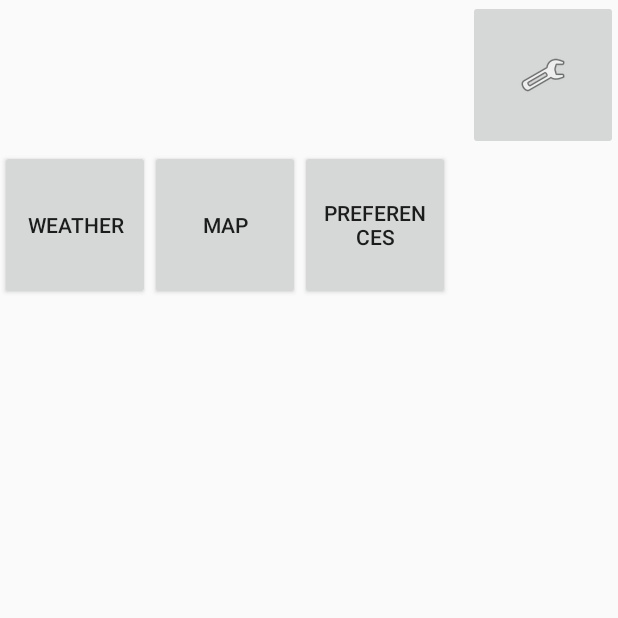
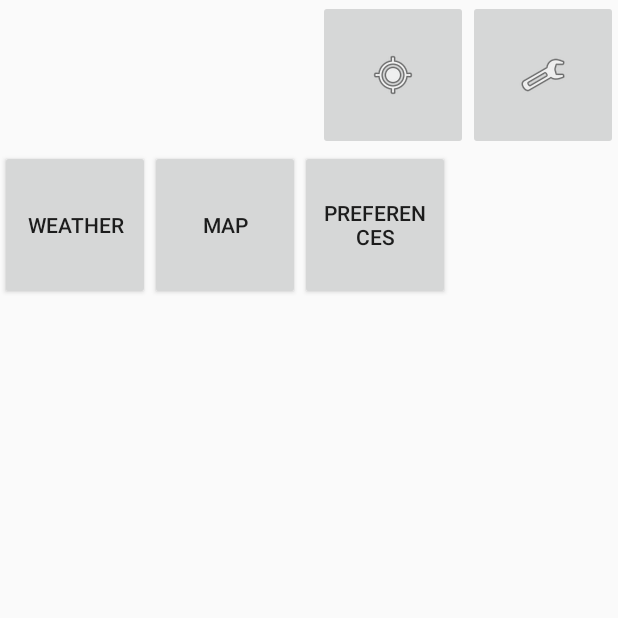
Before and after one commit to jcarter326613/blue-sky-charts, an Android app: the MapViewActivity screen opened directly, with no data from a screen before it, after a tap on "Main Menu", on a phone screen of 412 x 824 dp, the top half of it. Run offline under Robolectric (Android 15) with nearby library versions, the phone set to English and light mode, and no system bars; our stand-ins replace FlexboxLayout; libraries missing offline, so code that uses them is left out: com.android.billingclient, com.fasterxml.jackson; 6 statements that could not run were skipped.

Commit message:
Made a button to return to focus on center. HOpefully made it so tracking is preserved through rotation

```diff
--- a/vfr-green-app/app/src/main/java/com/blueskycharts/app/map/MapViewActivity.kt
+++ b/vfr-green-app/app/src/main/java/com/blueskycharts/app/map/MapViewActivity.kt
@@ -11,6 +11,7 @@ import android.content.pm.PackageManager
 import android.net.ConnectivityManager
 import android.net.Uri
 import android.os.Bundle
+import android.widget.Button
 import androidx.appcompat.app.AppCompatActivity
 import androidx.core.app.ActivityCompat
 import androidx.core.content.ContextCompat
@@ -18,17 +19,29 @@ import com.blueskycharts.app.Constants
 import com.blueskycharts.app.R
 import com.blueskycharts.app.map.assetmanagement.TilePersistenceManager
 import com.blueskycharts.app.map.view.NavigableMap2d
+import com.blueskycharts.app.preferences.Preferences
 import com.blueskycharts.app.subscription.SubscriptionActivity
 import com.blueskycharts.app.subscription.SubscriptionChecker
 import com.google.android.gms.location.LocationServices
 import com.google.firebase.analytics.FirebaseAnalytics
 
+class MapViewActivity : SubscriptionChecker(false, true), Preferences.Listener {
+    private var map: NavigableMap2d? = null
 
-class MapViewActivity : SubscriptionChecker(false, true) {
     override fun onCreate(savedInstanceState: Bundle?) {
         super.onCreate(savedInstanceState)
         setContentView(R.layout.activity_map_view)
+        map = findViewById<NavigableMap2d>(R.id.navigableMap2d)
 
         TilePersistenceManager.getInstance(getSystemService(Context.CONNECTIVITY_SERVICE) as ConnectivityManager)
+
+        Preferences.instance.addListener(this)
+    }
+
+    override fun preferenceChanged(preferenceName: String) {
+        if (preferenceName == Preferences.propertyNameMapTrackLocation) {
+            val track = Preferences.instance.getBooleanValue(Preferences.propertyNameMapTrackLocation, Preferences.defaultValueMapTrackLocation)
+            map?.trackCurrentLocation = track
+        }
     }
 }
--- a/vfr-green-app/app/src/main/java/com/blueskycharts/app/map/NavigableMapFragment.kt
+++ b/vfr-green-app/app/src/main/java/com/blueskycharts/app/map/NavigableMapFragment.kt
@@ -24,7 +24,8 @@ import com.google.android.gms.tasks.Task
 
 class NavigableMapFragment: Fragment() {
     private val requestCode: Int = com.blueskycharts.app.Constants.geoLocationRequestCode
-    private var mapView: NavigableMap2d? = null
+    var mapView: NavigableMap2d? = null
+        private set
 
     override fun onCreateView(inflater: LayoutInflater, container: ViewGroup?, savedInstanceState: Bundle?): View? {
         return inflater.inflate(R.layout.fragment_navigable_map, container, false)
@@ -44,6 +45,10 @@ class NavigableMapFragment: Fragment() {
         } else {
             Log.error(null, "Loaded view without activity.  Can not connect view model.")
         }
+    }
+
+    override fun onResume() {
+        super.onResume()
 
         requestLocationPermissions()
     }
--- a/vfr-green-app/app/src/main/java/com/blueskycharts/app/map/view/NavigableMap2d.kt
+++ b/vfr-green-app/app/src/main/java/com/blueskycharts/app/map/view/NavigableMap2d.kt
@@ -41,7 +41,6 @@ class NavigableMap2d(context: Context, attributes: AttributeSet) :
     private var tileProvider: TileProvider? = null
     private var shadowTileProvider: ShadowProvider? = null
     private val dataProvider: DataProvider
-    private val redrawTimer = Timer(false)
     private val itemTextPaint = Paint()
     private val textHeight: Float
     private val textBackgroundPaint = Paint()
@@ -72,7 +71,11 @@ class NavigableMap2d(context: Context, attributes: AttributeSet) :
             }
         }
     private var currentLocation2d: Point2d? = null
-    private var trackCurrentLocation: Boolean = true
+    var trackCurrentLocation: Boolean = true
+        set(value) {
+            field = value
+            requestRedraw()
+        }
     private var scale: Double
     private var scaleDriver: Float = 0F
     private val maxScaleDriver: Float = 12F
@@ -685,6 +688,7 @@ class NavigableMap2d(context: Context, attributes: AttributeSet) :
     private fun mouseMoveHelper(offsetX: Float, offsetY: Float) {
         if (this.isDragging) {
             this.trackCurrentLocation = false
+            Preferences.instance.setPreference(Preferences.propertyNameMapTrackLocation, false)
             val xDifference = offsetX - this.mouseDownClient.x
             val yDifference = offsetY - this.mouseDownClient.y
             val viewport = this.calculateViewport()?: return
--- a/vfr-green-app/app/src/main/java/com/blueskycharts/app/menu/MainMenuFragment.kt
+++ b/vfr-green-app/app/src/main/java/com/blueskycharts/app/menu/MainMenuFragment.kt
@@ -14,6 +14,7 @@ import com.blueskycharts.app.preferences.SetPreferencesActivity
 import com.blueskycharts.app.map.models.OverlayViewModel
 import com.blueskycharts.app.map.view.OverlayTypes
 import com.blueskycharts.app.mapselection.MapSelectionActivity
+import com.blueskycharts.app.preferences.Preferences
 import com.blueskycharts.app.utility.Log
 
 class MainMenuFragment() : Fragment() {
@@ -37,6 +38,11 @@ class MainMenuFragment() : Fragment() {
             openMenuButton?.setOnClickListener {
                 if (displayedMenu != null) showOrToggleMenu(displayedMenu)
                 else showOrToggleMenu(mainMenu)
+            }
+
+            val zoomToSelfButton = view.findViewById<ImageButton>(R.id.zoomToSelfButton)
+            zoomToSelfButton?.setOnClickListener {
+                Preferences.instance.setPreference(Preferences.propertyNameMapTrackLocation, true)
             }
 
             setupMainMenuHandlers()
--- a/vfr-green-app/app/src/main/java/com/blueskycharts/app/preferences/Preferences.kt
+++ b/vfr-green-app/app/src/main/java/com/blueskycharts/app/preferences/Preferences.kt
@@ -149,10 +149,11 @@ class Preferences private constructor() {
         val propertyNameDisplayedSubMapId: String = "map.active.submap"
         val propertyNameMaxUnPersistedTileDiskSpace: String = "map.cache.size"
         val propertyNameStoreMapsExternally: String = "map.storage.external"
+        val propertyNameRequestClearCache: String = "map.cache.clear"
+        val propertyNameMapTrackLocation: String = "map.track"
         val propertyNameAcceptedPrivacyVersion: String = "privacypolicy.accepted"
         val propertyNameAllowFirebaseLogging: String = "privacypolicy.firebase.logging"
         val propertyNameAllowFirebaseCrashalytics: String = "privacypolicy.firebase.crashalytics"
-        val propertyNameRequestClearCache: String = "map.cache.clear"
 
         // Default values
         const val defaultValueMapProactiveDownload = false
@@ -160,10 +161,11 @@ class Preferences private constructor() {
         const val defaultValueDisplayedSubMapId = ""
         const val defaultValueMaxUnPersistedTileDiskSpace = 50 * 1000 * 1000
         const val defaultValueStoreMapsExternally = false
+        const val defaultValueRequestClearCache = false
+        const val defaultValueMapTrackLocation = true
         const val defaultValueMapPosition = ""
         const val defaultValueAcceptedPrivacyVersion = ""
         const val defaultValueAllowFirebaseLogging = false
         const val defaultValueAllowFirebaseCrashalytics = false
-        const val defaultValueRequestClearCache = false
     }
 }
--- a/vfr-green-app/app/src/main/res/layout/fragment_main_menu.xml
+++ b/vfr-green-app/app/src/main/res/layout/fragment_main_menu.xml
@@ -14,6 +14,14 @@
         app:layout_constraintEnd_toEndOf="parent"
         app:layout_constraintTop_toTopOf="parent"
         app:srcCompat="@android:drawable/ic_menu_preferences" />
+
+    <ImageButton
+        android:id="@+id/zoomToSelfButton"
+        android:layout_width="100dp"
+        android:layout_height="100dp"
+        app:layout_constraintEnd_toStartOf="@+id/open_menu_button"
+        app:layout_constraintTop_toTopOf="parent"
+        app:srcCompat="@android:drawable/ic_menu_mylocation" />
 
     <com.google.android.flexbox.FlexboxLayout xmlns:android="http://schemas.android.com/apk/res/android"
         xmlns:app="http://schemas.android.com/apk/res-auto"
```
